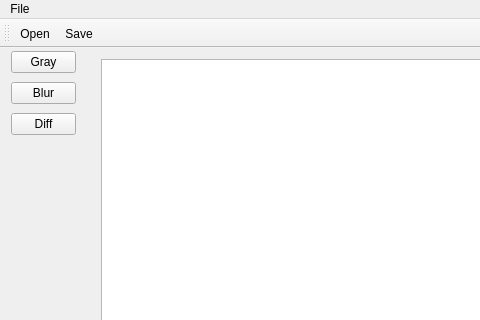
The window that GUI/mainwindow.ui (cstath/PPM-Filters) describes before a commit, drawn with Qt 5; both pictures show x 0 to 480 and y 0 to 320 of the 877 by 549 pixel window.
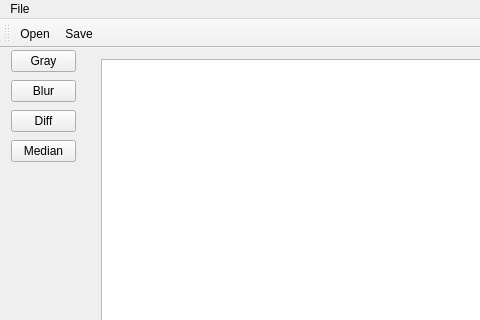
The same window after the commit.

Commit message: Added a median filter.

Diff of the .ui file:
```diff
--- a/GUI/mainwindow.ui
+++ b/GUI/mainwindow.ui
@@ -20,7 +20,7 @@
       <x>0</x>
       <y>0</y>
       <width>87</width>
-      <height>103</height>
+      <height>128</height>
      </rect>
     </property>
     <layout class="QVBoxLayout" name="verticalLayout_2">
@@ -48,6 +48,13 @@
        </property>
       </widget>
      </item>
+     <item>
+      <widget class="QPushButton" name="pushButton_Median">
+       <property name="text">
+        <string>Median</string>
+       </property>
+      </widget>
+     </item>
     </layout>
    </widget>
    <widget class="QWidget" name="layoutWidget">
```
The commit also changes 9 other files.
